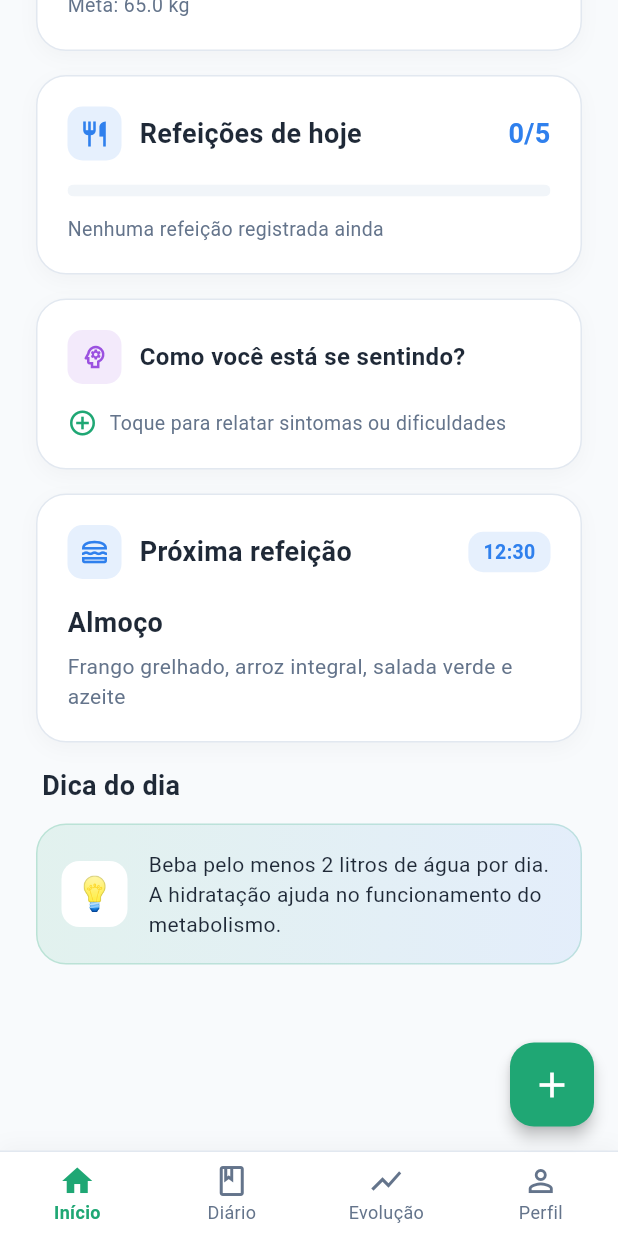
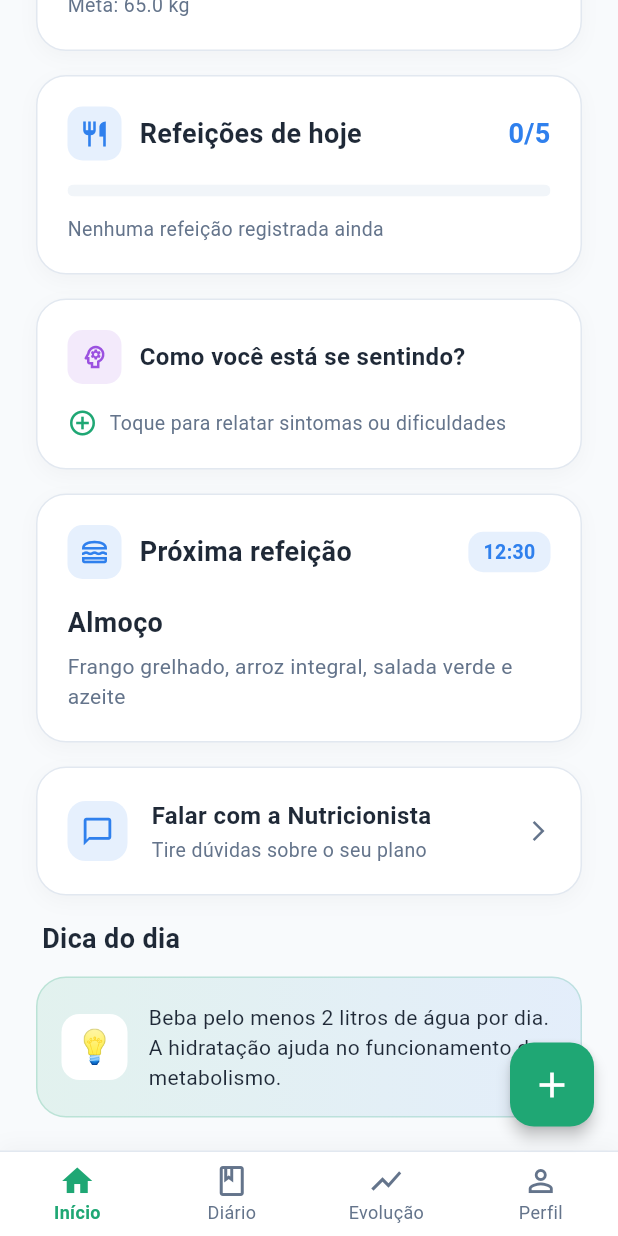
Before and after one commit to 435310/nutriflow, a Flutter app: the PatientDashboardPage screen opened by its route, scrolled down 313 dp, on a phone screen of 412 x 824 dp. Run offline on Flutter 3.47's test engine with Material 3 defaults, Android fonts, the phone set to English and light mode, and no system bars; our stand-ins replace shared_preferences; accounts and stored records are empty.

Commit message:
feat: sistema de chat entre paciente e nutricionista com persistencia

```diff
--- a/lib/app/routes.dart
+++ b/lib/app/routes.dart
@@ -16,6 +16,7 @@ import '../screens/patient/symptoms/report_symptoms_page.dart';
 import '../screens/nutritionist/dashboard/nutritionist_dashboard_page.dart';
 import '../screens/nutritionist/patients/patients_page.dart';
 import '../screens/nutritionist/patients/patient_detail_page.dart';
+import '../screens/chat/chat_page.dart'; // NOVO
 import '../screens/test/avatar_test_page.dart';
 
 class AppRoutes {
@@ -38,6 +39,10 @@ class AppRoutes {
   static const String nutritionistPatients = '/nutritionist-patients';
   static const String nutritionistPatientDetail = '/nutritionist-patient-detail';
 
+  // NOVAS ROTAS DE CHAT
+  static const String patientChat = '/patient-chat';
+  static const String nutritionistChat = '/nutritionist-chat';
+
   static Map<String, WidgetBuilder> get routes {
     return {
       welcome: (_) => const WelcomePage(),
@@ -56,6 +61,9 @@ class AppRoutes {
       nutritionistDashboard: (_) => const NutritionistDashboardPage(),
       nutritionistPatients: (_) => const PatientsPage(),
       nutritionistPatientDetail: (_) => const PatientDetailPage(),
+      // NOVAS ROTAS DE CHAT
+      patientChat: (_) => const ChatPage(isNutritionist: false, otherPartyName: 'Dra. Ana'),
+      nutritionistChat: (_) => const ChatPage(isNutritionist: true, otherPartyName: 'Maria Silva'),
       '/avatar-test': (_) => const AvatarTestPage(),
     };
   }
--- /dev/null
+++ b/lib/models/chat_message.dart
@@ -0,0 +1,39 @@
+/// ============================================
+/// MODELO: MENSAGEM DE CHAT
+/// ============================================
+class ChatMessage {
+  final String id;
+  final String text;
+  final DateTime timestamp;
+  final bool isFromPatient; // true = paciente enviou, false = nutricionista enviou
+  final bool isRead;
+
+  const ChatMessage({
+    required this.id,
+    required this.text,
+    required this.timestamp,
+    required this.isFromPatient,
+    this.isRead = false,
+  });
+
+  String get formattedTime {
+    return '${timestamp.hour.toString().padLeft(2, '0')}:'
+        '${timestamp.minute.toString().padLeft(2, '0')}';
+  }
+
+  ChatMessage copyWith({
+    String? id,
+    String? text,
+    DateTime? timestamp,
+    bool? isFromPatient,
+    bool? isRead,
+  }) {
+    return ChatMessage(
+      id: id ?? this.id,
+      text: text ?? this.text,
+      timestamp: timestamp ?? this.timestamp,
+      isFromPatient: isFromPatient ?? this.isFromPatient,
+      isRead: isRead ?? this.isRead,
+    );
+  }
+}
--- a/lib/screens/patient/dashboard/patient_dashboard_page.dart
+++ b/lib/screens/patient/dashboard/patient_dashboard_page.dart
@@ -60,9 +60,6 @@ class _PatientDashboardPageState extends State<PatientDashboardPage>
     super.dispose();
   }
 
-  // ============================================
-  // CARREGAR DADOS DO STORAGE
-  // ============================================
   Future<void> _loadData() async {
     try {
       final profile = await _storage.loadProfile();
@@ -100,7 +97,6 @@ class _PatientDashboardPageState extends State<PatientDashboardPage>
       await Navigator.pushNamed(context, AppRoutes.profile);
     }
 
-    // Recarrega os dados quando volta para o Dashboard
     if (mounted) _loadData();
   }
 
@@ -166,7 +162,6 @@ class _PatientDashboardPageState extends State<PatientDashboardPage>
 
                 const SizedBox(height: 16),
 
-                // ⚠️ NOVO CARD DE SINTOMAS
                 SymptomCard(
                   latestReport: _latestSymptom,
                   onTap: () async {
@@ -184,6 +179,72 @@ class _PatientDashboardPageState extends State<PatientDashboardPage>
                       'Frango grelhado, arroz integral, salada verde e azeite',
                   icon: Icons.lunch_dining_outlined,
                   color: AppColors.secondary,
+                ),
+
+                const SizedBox(height: 16),
+
+                // ============================================
+                // ATALHO PARA O CHAT
+                // ============================================
+                InkWell(
+                  onTap: () {
+                    Navigator.pushNamed(context, AppRoutes.patientChat);
+                  },
+                  borderRadius: BorderRadius.circular(20),
+                  child: Container(
+                    padding: const EdgeInsets.all(20),
+                    decoration: BoxDecoration(
+                      color: AppColors.surface,
+                      borderRadius: BorderRadius.circular(20),
+                      border: Border.all(color: AppColors.border),
+                      boxShadow: [
+                        BoxShadow(
+                          color: Colors.black.withValues(alpha: 0.03),
+                          blurRadius: 10,
+                          offset: const Offset(0, 4),
+                        ),
+                      ],
+                    ),
+                    child: Row(
+                      children: [
+                        Container(
+                          height: 40,
+                          width: 40,
+                          decoration: BoxDecoration(
+                            color: AppColors.secondary.withValues(alpha: 0.12),
+                            borderRadius: BorderRadius.circular(12),
+                          ),
+                          child: const Icon(
+                            Icons.chat_bubble_outline,
+                            color: AppColors.secondary,
+                            size: 22,
+                          ),
+                        ),
+                        const SizedBox(width: 16),
+                        Expanded(
+                          child: Column(
+                            crossAxisAlignment: CrossAxisAlignment.start,
+                            children: [
+                              Text(
+                                'Falar com a Nutricionista',
+                                style: AppTextStyles.h3.copyWith(fontSize: 16),
+                              ),
+                              const SizedBox(height: 2),
+                              Text(
+                                'Tire dúvidas sobre o seu plano',
+                                style: AppTextStyles.caption,
+                              ),
+                            ],
+                          ),
+                        ),
+                        const Icon(
+                          Icons.arrow_forward_ios,
+                          size: 16,
+                          color: AppColors.textSecondary,
+                        ),
+                      ],
+                    ),
+                  ),
                 ),
 
                 const SizedBox(height: 16),
@@ -214,9 +275,6 @@ class _PatientDashboardPageState extends State<PatientDashboardPage>
   }
 }
 
-// ============================================
-// WIDGET: SEÇÃO DE DICAS
-// ============================================
 class _TipsSection extends StatelessWidget {
   const _TipsSection();
 
```
Also changed, not shown: lib/screens/chat/chat_page.dart (added, +321 -0 lines), lib/screens/nutritionist/patients/patient_detail_page.dart (+12 -7 lines), lib/services/local_storage_service.dart (+61 -0 lines).
